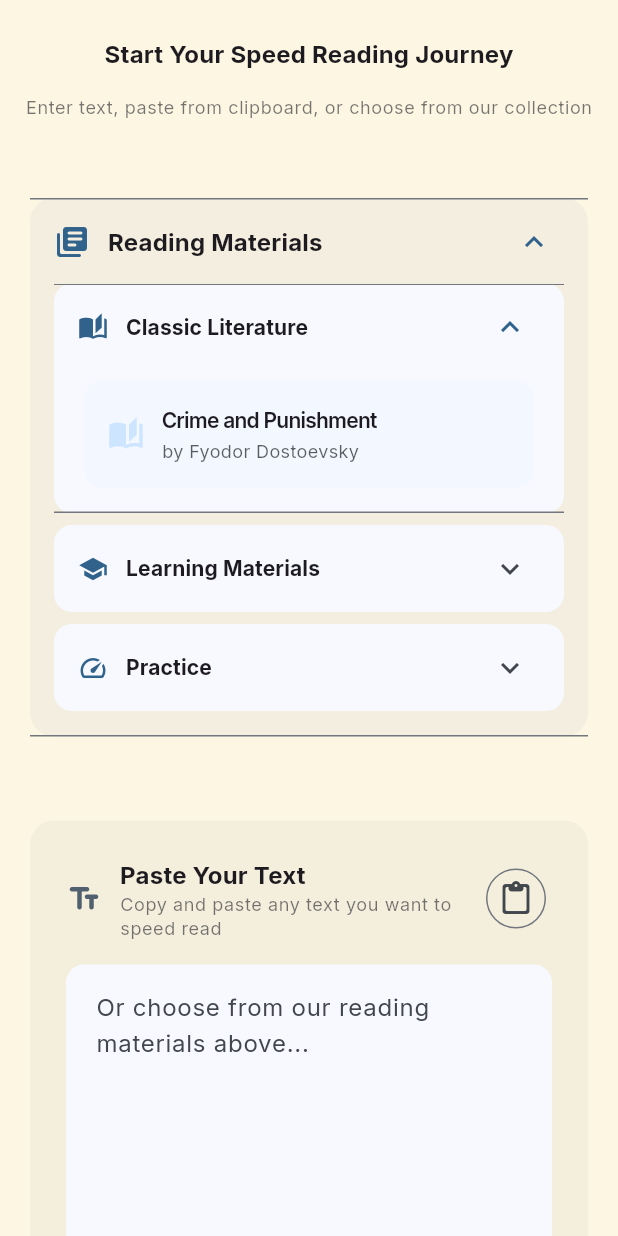
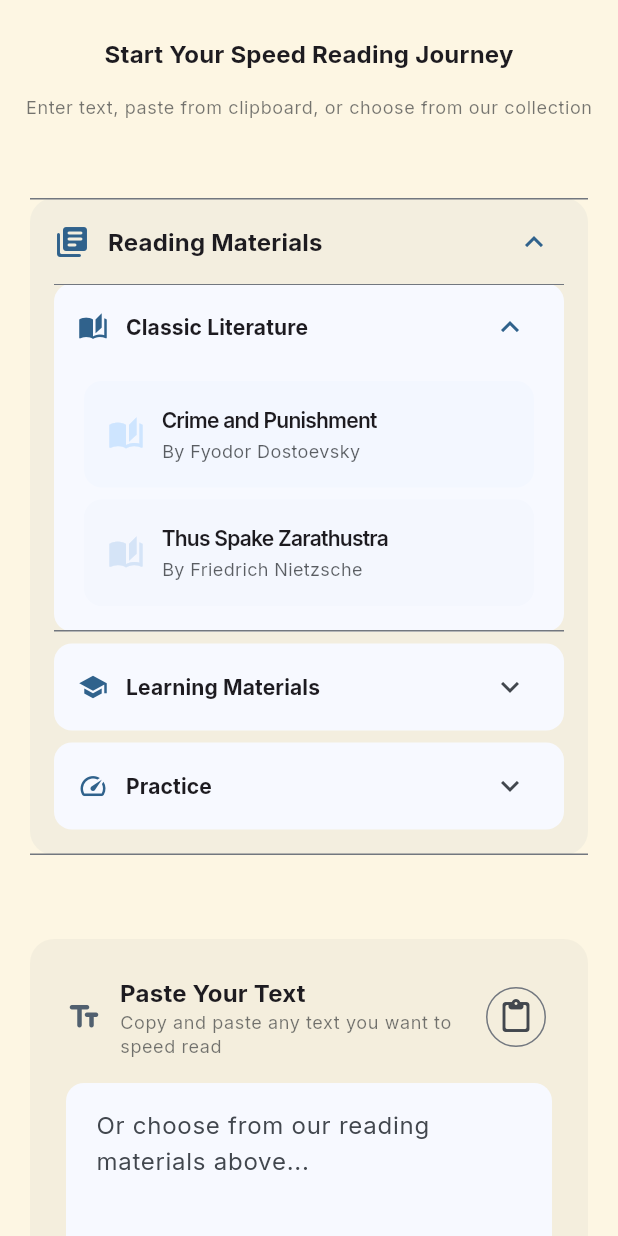
Before and after one commit to jvalamis/rsvp, a Flutter app: the screen it shows after launch, after a tap on "Reading Materials", after a tap on "Classic Literature", on a phone screen of 412 x 824 dp. Run offline on Flutter 3.47's test engine with Material 3 defaults, Android fonts, the phone set to English and light mode, and no system bars; our stand-ins replace google_fonts, shared_preferences; missing offline and left inert: dart:html; network calls fail.

```diff
--- a/lib/screens/reader_screen.dart
+++ b/lib/screens/reader_screen.dart
@@ -793,7 +793,7 @@ class _ReaderScreenState extends State<ReaderScreen> {
                 child: Column(
                   children: [
                     Text(
-                      'Space: Pause/Resume | Esc: Stop | ↑↓: Speed | ←→: Navigate Words',
+                      'Space: Play/Pause | Esc: Stop | ↑↓: Speed | ←→: Navigate Words',
                       textAlign: TextAlign.center,
                       style: TextStyle(
                         color: Colors.white.withOpacity(0.5),
--- a/lib/widgets/word_lists.dart
+++ b/lib/widgets/word_lists.dart
@@ -88,13 +88,23 @@ class _WordListsState extends State<WordLists> {
                           children: [
                             _SampleTextCard(
                               title: 'Crime and Punishment',
-                              description: 'by Fyodor Dostoevsky',
+                              description: 'By Fyodor Dostoevsky',
                               icon: Icons.auto_stories,
                               onTap: () async {
                                 final text = await rootBundle.loadString('assets/crimeandpunishment.txt');
                                 widget.onWordListSelected(text);
                               },
                               color: Theme.of(context).colorScheme.primaryContainer,
+                            ),
+                            _SampleTextCard(
+                              title: 'Thus Spake Zarathustra',
+                              description: 'By Friedrich Nietzsche',
+                              icon: Icons.auto_stories,
+                              onTap: () async {
+                                final text = await rootBundle.loadString('assets/zarathustra.txt');
+                                widget.onWordListSelected(text);
+                              },
+                              color: Theme.of(context).colorScheme.secondaryContainer,
                             ),
                           ],
                         ),
```
Also changed, not shown: 1 other file.
